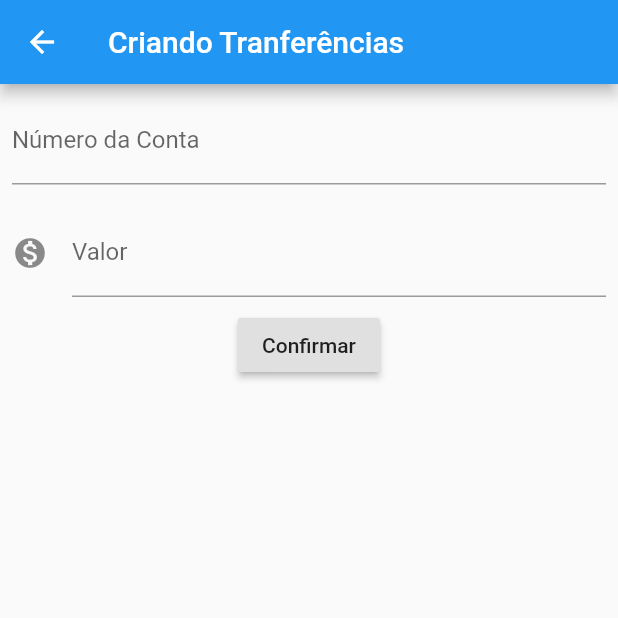
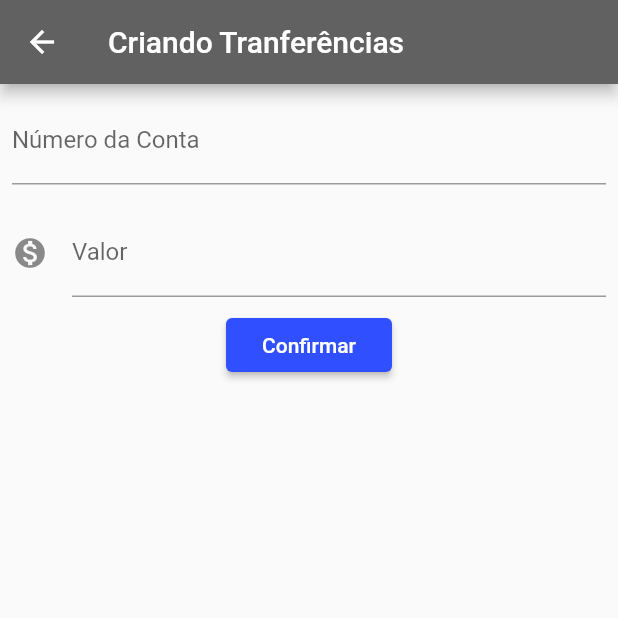
Before and after one commit to moisesfilho/bytebank, a Flutter app: the screen it shows after launch, after a tap on the "add" icon, on a phone screen of 412 x 824 dp, the top half of it. Run offline on Flutter 3.47's test engine with Material 2 defaults, Android fonts, the phone set to English and light mode, and no system bars.

```diff
--- a/lib/main.dart
+++ b/lib/main.dart
@@ -5,18 +5,29 @@ void main() => runApp(BytebankApp());
 class BytebankApp extends StatelessWidget {
   @override
   Widget build(BuildContext context) {
-    // TODO: implement build
     return MaterialApp(
-      home: Scaffold(
-        body: ListaTranferencias(),
+      home: ListaTranferencias(),
+      theme: ThemeData(
+        primaryColor: Colors.grey[700],
+        accentColor: Colors.indigoAccent[700],
+        buttonTheme: ButtonThemeData (
+          buttonColor: Colors.indigoAccent[700],
+          textTheme: ButtonTextTheme.primary
+        )
       ),
     );
   }
 }
 
-class FormularioTranferencia extends StatelessWidget {
+class FormularioTranferencia extends StatefulWidget {
+  @override
+  _FormularioTranferenciaState createState() => _FormularioTranferenciaState();
+}
+
+class _FormularioTranferenciaState extends State<FormularioTranferencia> {
   final TextEditingController _controladorCampoNumeroConta =
       TextEditingController();
+
   final TextEditingController _controladorCampoValor = TextEditingController();
 
   @override
@@ -25,7 +36,8 @@ class FormularioTranferencia extends StatelessWidget {
       appBar: AppBar(
         title: Text('Criando Tranferências'),
       ),
-      body: Column(
+      body: SingleChildScrollView(
+        child: Column(
           children: <Widget>[
             Editor(
                 controlador: _controladorCampoNumeroConta,
@@ -41,6 +53,7 @@ class FormularioTranferencia extends StatelessWidget {
               onPressed: () => _criaTranferencia(context),
             )
           ],
+        ),
       ),
     );
   }
@@ -102,7 +115,7 @@ class ListaTranferencias extends StatefulWidget {
   }
 }
 
-class ListaTranferenciasState extends State<ListaTranferencias>{
+class ListaTranferenciasState extends State<ListaTranferencias> {
   @override
   Widget build(BuildContext context) {
     return Scaffold(
@@ -121,7 +134,11 @@ class ListaTranferenciasState extends State<ListaTranferencias>{
             return FormularioTranferencia();
           }));
           future.then((tranferenciaRecebida) {
+            if (tranferenciaRecebida != null) {
+              setState(() {
                 widget._transferencias.add(tranferenciaRecebida);
+              });
+            }
           });
         },
       ),
@@ -130,7 +147,6 @@ class ListaTranferenciasState extends State<ListaTranferencias>{
       ),
     );
   }
-
 }
 
 class ItemTranferencia extends StatelessWidget {
```
Lines whose indentation alone changed are shown as unchanged.
